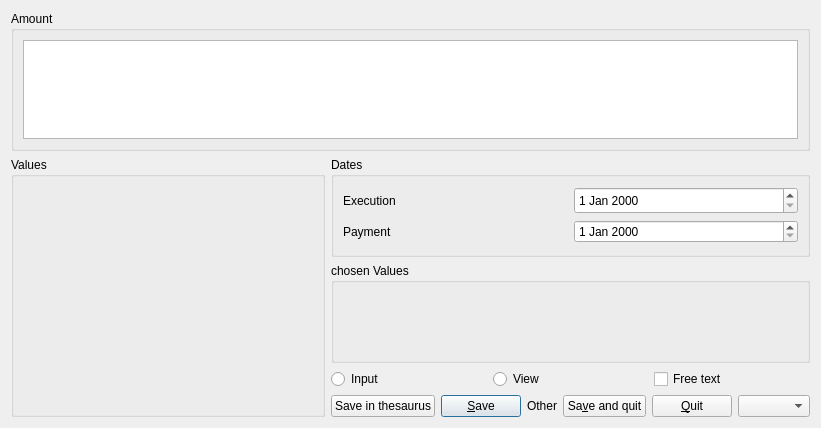
FreeHealth/freehealth, file plugins/accountplugin/receipts/receiptviewer.ui: the form before one commit.
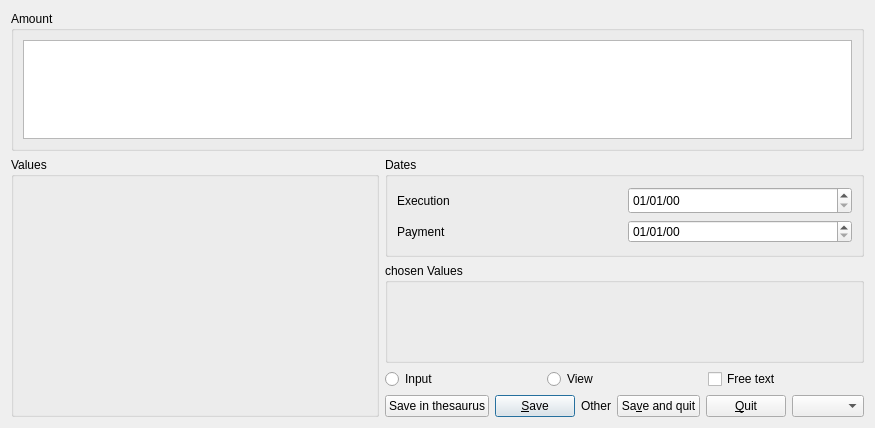
The form after the commit.

Commit message: standardization of date format in all QDateEdit

Diff of the .ui file:
```diff
--- a/plugins/accountplugin/receipts/receiptviewer.ui
+++ b/plugins/accountplugin/receipts/receiptviewer.ui
@@ -6,7 +6,7 @@
    <rect>
     <x>0</x>
     <y>0</y>
-    <width>821</width>
+    <width>875</width>
     <height>428</height>
    </rect>
   </property>
@@ -101,6 +101,9 @@
               <height>27</height>
              </size>
             </property>
+            <property name="displayFormat">
+             <string notr="true">dd/MM/yy</string>
+            </property>
            </widget>
           </item>
           <item row="1" column="0">
@@ -114,7 +117,11 @@
            </widget>
           </item>
           <item row="1" column="1">
-           <widget class="QDateEdit" name="datePayment"/>
+           <widget class="QDateEdit" name="datePayment">
+            <property name="displayFormat">
+             <string notr="true">dd/MM/yy</string>
+            </property>
+           </widget>
           </item>
          </layout>
         </item>
```
The commit also changes 32 other files.
